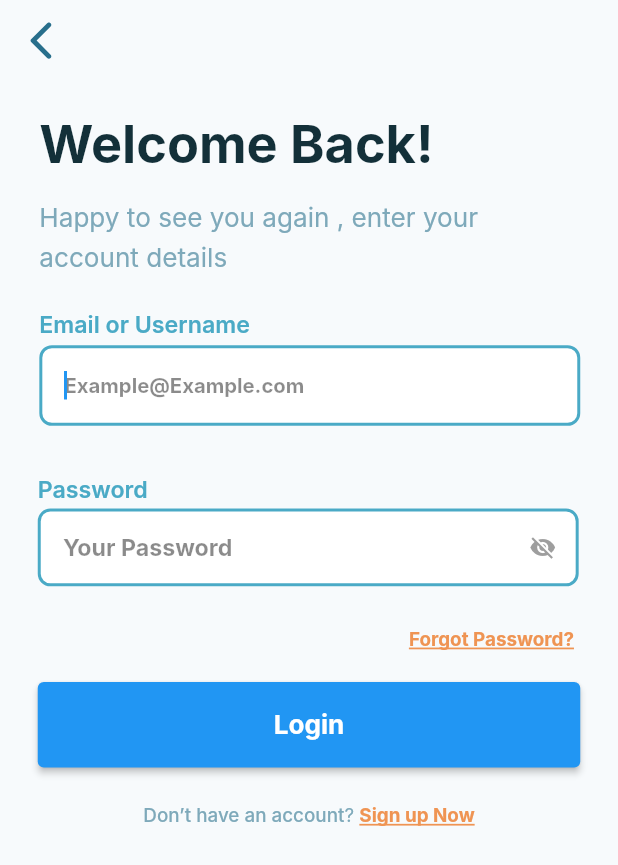
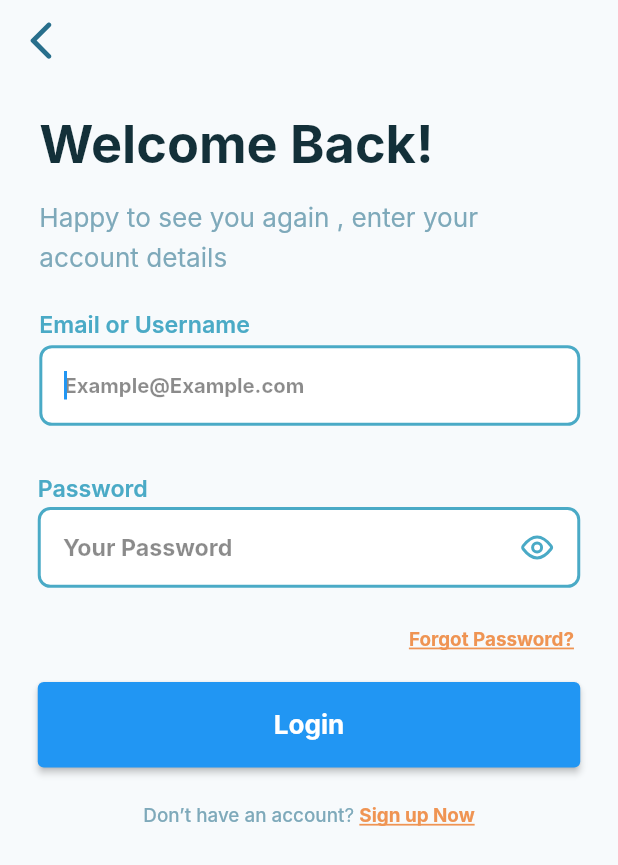
Before and after one commit to RoaaAmin/HiLinky_test, a Flutter app: the screen it shows after launch, on a phone screen of 412 x 824 dp. Shown: the top 865 px of the screen. Run offline on Flutter 3.47's test engine with Material 2 defaults, Android fonts, the phone set to English and light mode, and no system bars; our stand-ins replace cached_network_image, cloud_firestore, dio, firebase_auth, firebase_core, firebase_messaging and 8 more; missing offline and left inert: country_pickers; accounts and stored records are empty; Roboto replaces fonts that are missing (Inter).

Commit message:
login UI..

```diff
--- a/lib/screens/login_screen.dart
+++ b/lib/screens/login_screen.dart
@@ -12,6 +12,7 @@ import '../theme/custom_text_style.dart';
 import '../theme/theme_helper.dart';
 import '../widgets/app_bar/appbar_image.dart';
 import '../widgets/app_bar/custom_app_bar.dart';
+import '../widgets/custom_image_view.dart';
 import '../widgets/custom_text_form_field.dart';
 import 'package:hilinky_test/widgets/custom_elevated_button.dart';
 
@@ -147,7 +148,7 @@ class _LoginScreenState extends State<LoginScreen> {
           ),
                   Container(
                     height: getVerticalSize(99),
-                    width: getHorizontalSize(344),
+                    width: getHorizontalSize(349),
                     margin: getMargin(
                       top: 23,
                     ),
@@ -180,19 +181,22 @@ class _LoginScreenState extends State<LoginScreen> {
                                         obscureText = !obscureText;
                                       });
                                     },
-                                    child: Icon(
-                                      obscureText
-                                          ? Icons.visibility_off
-                                          : Icons.visibility,
-                                      color: Colors.grey,
+                                    child: Container(
+                                      margin: getMargin(
+                                        left: 30,
+                                        top: 15,
+                                        right: 16,
+                                        bottom: 15,
+                                      ),
+                                    child: CustomImageView(
+                                      svgPath: obscureText
+                                          ? ImageConstant.imgAkariconseyeopen// Closed eye SVG
+                                          : ImageConstant.imgAkariconseyeopen  // Open eye SVG
+                                      /// change to closed eye svg
                                     ),
                                   ),
-                                  contentPadding: getPadding(
-                                    left: 16,
-                                    top: 17,
-                                    bottom: 17,
-                                  ),
                                 ),
+                                )
                               ],
                             ),
                           ),
```
